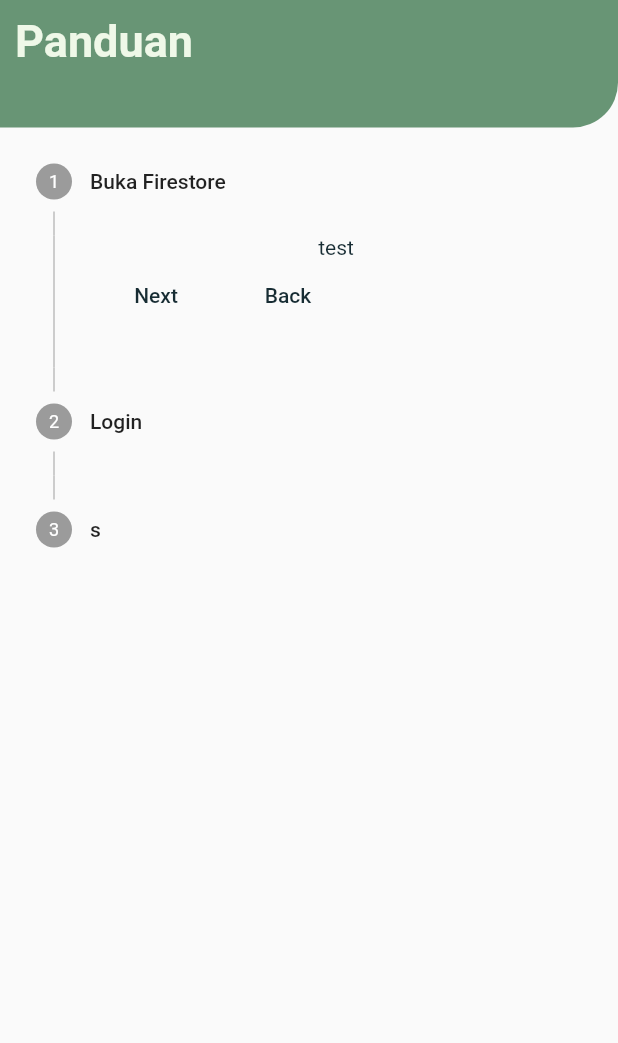
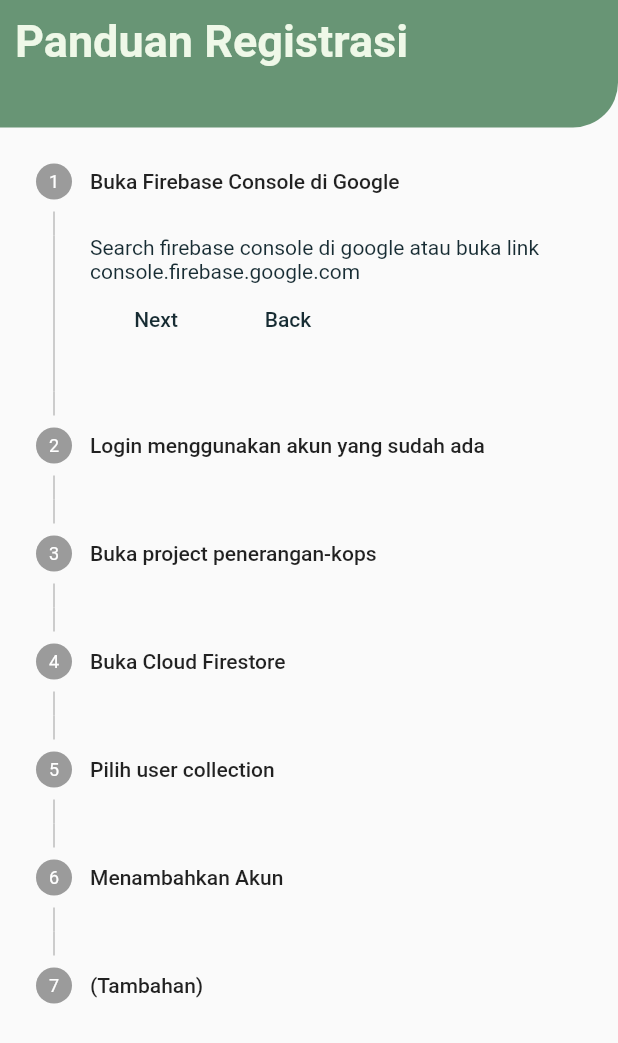
Before and after one commit to RafiIzzatulRizquFaris/penerangan_kops, a Flutter app: the Guide screen opened directly, on a phone screen of 412 x 824 dp. Shown: the top 1043 px of the screen. Run offline on Flutter 3.47's test engine with Material 2 defaults, Android fonts, the phone set to English and light mode, and no system bars; our stand-ins replace animated_text_kit, cloud_firestore, geolocator, progress_dialog, rflutter_alert, shared_preferences and 1 more; missing offline and left inert: snapping_sheet; accounts and stored records are empty.

Commit message:
update Guide

```diff
--- a/lib/screen/guide.dart
+++ b/lib/screen/guide.dart
@@ -12,13 +12,47 @@ class _GuideState extends State<Guide> {
   List<Step> _stepAccount() {
     List<Step> _steps = [
       Step(
-          title: Text("Buka Firestore"),
+          title: Text("Buka Firebase Console di Google"),
           content: Text(
-            "test",
+            "Search firebase console di google atau buka link console.firebase.google.com",
             style: TextStyle(color: AppColor.blackColor),
           )),
-      Step(title: Text("Login "), content: Text("test")),
-      Step(title: Text("s"), content: Text("test")),
+      Step(
+          title: Text("Login menggunakan akun yang sudah ada"),
+          content: Text(
+            "Kami sudah menyiapkan sebuah akun google firebase dan dapat dipakai untuk login",
+            style: TextStyle(color: AppColor.blackColor),
+          )),
+      Step(
+          title: Text("Buka project penerangan-kops"),
+          content: Text(
+              "Pada table project silahkan memilih project penerangan-korps",
+              style: TextStyle(color: AppColor.blackColor))),
+      Step(
+          title: Text("Buka Cloud Firestore"),
+          content: Text(
+            "Pada tampilan menu terdapat beberapa menu, pilihlah Cloud Firestore",
+            style: TextStyle(color: AppColor.blackColor),
+          )),
+      Step(
+          title: Text("Pilih user collection"),
+          content: Text(
+            "Pada tampilan table di Cloud Firestore, pilihlah koleksi user / user collection",
+            style: TextStyle(color: AppColor.blackColor),
+          )),
+      Step(
+          title: Text("Menambahkan Akun"),
+          content: Text(
+            "Setelah memilih koleksi user, tekan tombol Tambahkan Dokumen lalu isi: \nID Dokumen dengan ID Otomatis \nlalu kolom 1 yaitu id(string) dan isikan nilainya dengan id dipunya \nkolom ke 2 yaitu name(string) dan isikan nilainya dengan nama masing - masing \nkolom ke 3 yaitu password(string) dan isikan nilainya dengan password yang diinginkan",
+            textAlign: TextAlign.start,
+            style: TextStyle(color: AppColor.blackColor),
+          )),
+      Step(
+          title: Text("(Tambahan)"),
+          content: Text(
+            "Kita juga membuat video youtube untuk mempermudah berikut adalah liknya",
+            style: TextStyle(color: AppColor.blackColor),
+          )),
     ];
     return _steps;
   }
@@ -40,7 +74,7 @@ class _GuideState extends State<Guide> {
                 child: Padding(
               padding: EdgeInsets.all(10),
               child: Text(
-                "Panduan",
+                "Panduan Registrasi",
                 style: TextStyle(
                     color: AppColor.primaryColor,
                     fontSize: 30.0,
@@ -67,7 +101,7 @@ class _GuideState extends State<Guide> {
             );
           },
           onStepContinue: () {
-            if (_currentSteps != 1) {
+            if (_currentSteps <= 0) {
               setState(() {
                 _currentSteps += 1;
               });
```
